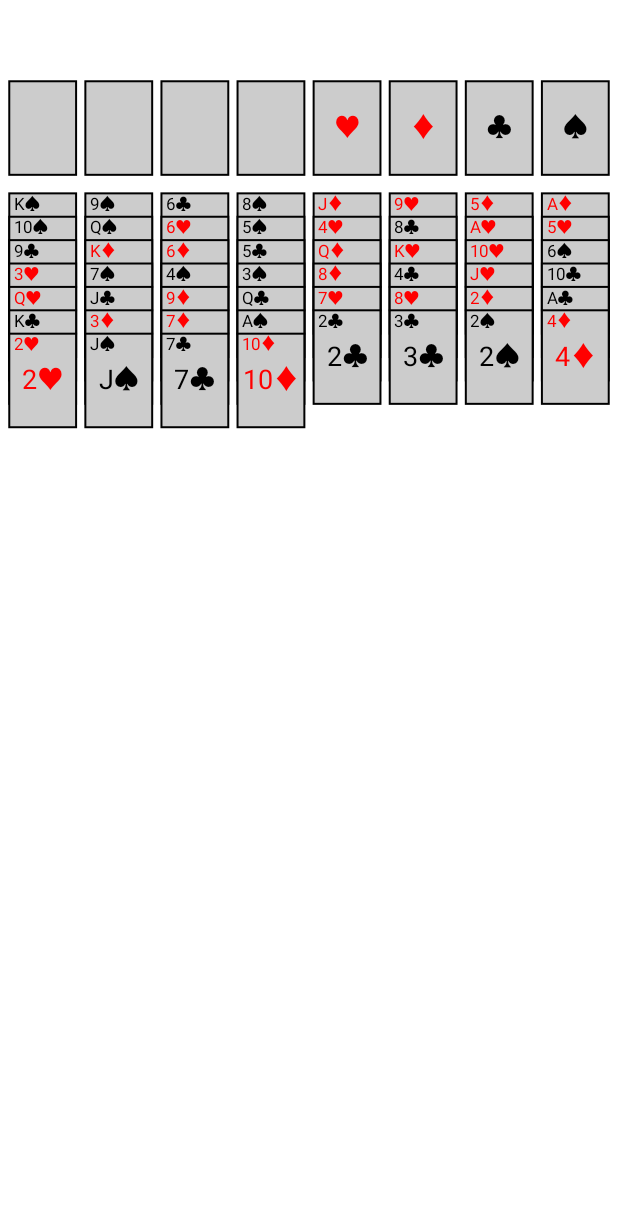
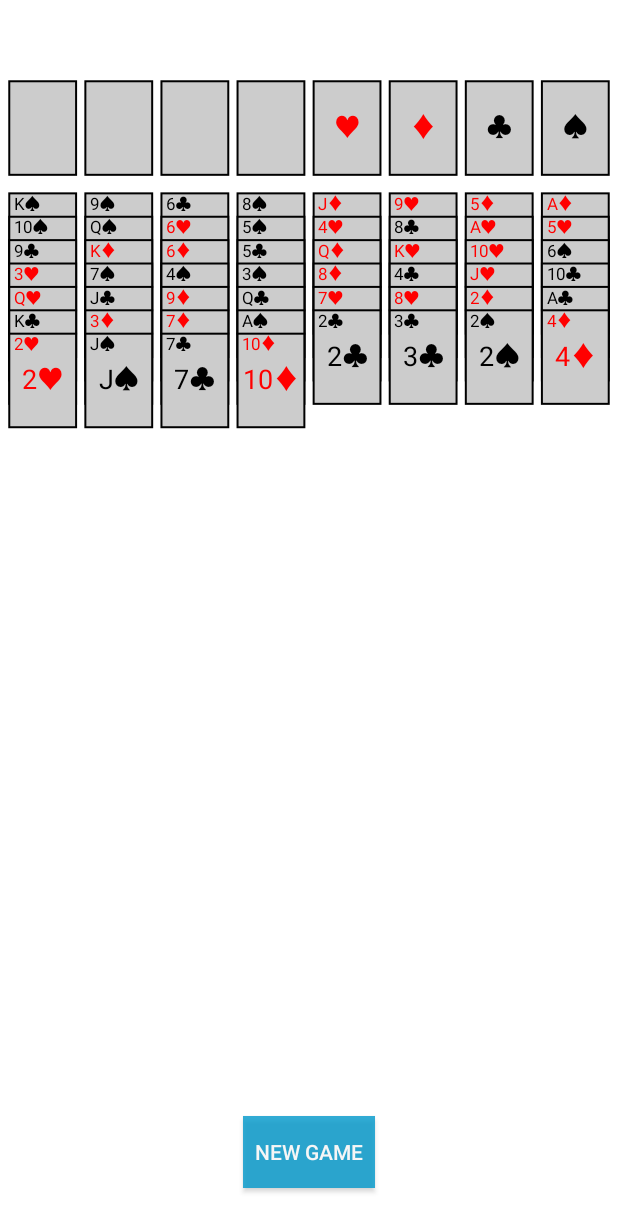
Before and after one commit to jnawk/android-freecell, an Android app: the screen it shows after launch (MainActivity), on a phone screen of 412 x 824 dp. Shown: the top 1232 px of the screen. Run offline under Robolectric (Android 15) with nearby library versions, the phone set to English and light mode, and no system bars; libraries missing offline, so code that uses them is left out: com.google.androidgamesdk.

Commit message:
added new game button.  closes #9

```diff
--- a/app/src/main/java/nz/jnawk/freecell/MainActivity.kt
+++ b/app/src/main/java/nz/jnawk/freecell/MainActivity.kt
@@ -1,8 +1,12 @@
 package nz.jnawk.freecell
 
+import android.app.AlertDialog
 import android.os.Bundle
+import android.view.Gravity
 import android.view.View
+import android.widget.Button
 import android.widget.FrameLayout
+import androidx.core.content.ContextCompat
 import com.google.androidgamesdk.GameActivity
 
 class MainActivity : GameActivity() {
@@ -23,7 +27,7 @@ class MainActivity : GameActivity() {
     override fun onCreate(savedInstanceState: Bundle?) {
         super.onCreate(savedInstanceState)
 
-        // 1. Create a FrameLayout to hold both views
+        // 1. Create a FrameLayout to hold all views
         val rootLayout = FrameLayout(this)
 
         // 2. Initialize your game engine
@@ -37,18 +41,54 @@ class MainActivity : GameActivity() {
         // 4. Create drag layer
         val dragLayer = DragLayer(this)
 
-        // 5. Add both views to the root layout
+        // 5. Create New Game button
+        val newGameButton = Button(this).apply {
+            text = "New Game"
+            setBackgroundColor(ContextCompat.getColor(context, android.R.color.holo_blue_dark))
+            setTextColor(ContextCompat.getColor(context, android.R.color.white))
+            alpha = 0.8f
+
+            // Set click listener
+            setOnClickListener {
+                showNewGameConfirmationDialog()
+            }
+        }
+
+        // Create layout parameters for the button (positioned at bottom center)
+        val buttonParams = FrameLayout.LayoutParams(
+            FrameLayout.LayoutParams.WRAP_CONTENT,
+            FrameLayout.LayoutParams.WRAP_CONTENT
+        ).apply {
+            gravity = Gravity.BOTTOM or Gravity.CENTER_HORIZONTAL
+            bottomMargin = 48 // Add margin to keep it above navigation buttons
+        }
+
+        // 6. Add all views to the root layout
         rootLayout.addView(gameView)
         rootLayout.addView(dragLayer)
+        rootLayout.addView(newGameButton, buttonParams)
 
-        // 6. Set up communication between views
+        // 7. Set up communication between views
         gameView.setDragLayer(dragLayer)
 
-        // 7. Set the root layout as content view
+        // 8. Set the root layout as content view
         setContentView(rootLayout)
 
-        // 8. Hide system UI elements for a more immersive game experience
+        // 9. Hide system UI elements for a more immersive game experience
         hideSystemUi()
+    }
+
+    private fun showNewGameConfirmationDialog() {
+        AlertDialog.Builder(this)
+            .setTitle("New Game")
+            .setMessage("Are you sure you want to start a new game? Your current progress will be lost.")
+            .setPositiveButton("Yes") { _, _ ->
+                // Start a new game
+                gameEngine.startNewGame()
+                gameView.updateView()
+            }
+            .setNegativeButton("No", null)
+            .show()
     }
 
     override fun onWindowFocusChanged(hasFocus: Boolean) {
```
Also changed, not shown: 1 other file.
